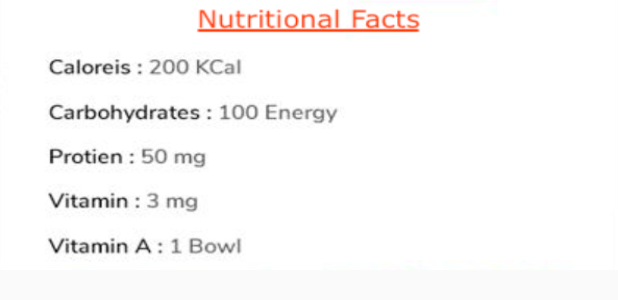
After one commit to ruhibhandari21/FoodDelivery, an Android app: the layout dialog.xml on its own in the app's theme, with its tools: preview values and no code run, on a phone screen of 412 x 824 dp. The commit adds this screen. Shown: the top 300 px of the screen. Run offline under Robolectric (Android 15) with nearby library versions, the phone set to English and light mode, and no system bars.

```diff
--- /dev/null
+++ b/app/src/main/res/layout/dialog.xml
@@ -0,0 +1,13 @@
+<?xml version="1.0" encoding="utf-8"?>
+<LinearLayout xmlns:android="http://schemas.android.com/apk/res/android"
+    android:layout_width="match_parent"
+    android:layout_height="wrap_content"
+    android:orientation="vertical">
+    <ImageView
+        android:layout_width="match_parent"
+        android:layout_height="180dp"
+        android:src="@drawable/nuti"
+            android:scaleType="fitXY"
+        />
+
+</LinearLayout>
```
Also changed, not shown: app/src/main/java/com/cloverinfosoft/fooddelivery/dashboard/HomeAdapter.java (+13 -0 lines), app/src/main/res/drawable/nuti.png (added), app/src/main/res/mipmap-hdpi/ic_launcher.png (deleted), app/src/main/res/mipmap-mdpi/ic_launcher.png (deleted), app/src/main/res/mipmap-xhdpi/ic_launcher.png (deleted), app/src/main/res/mipmap-xxhdpi/ic_launcher.png (deleted), app/src/main/res/mipmap-xxxhdpi/ic_launcher.png (deleted).
